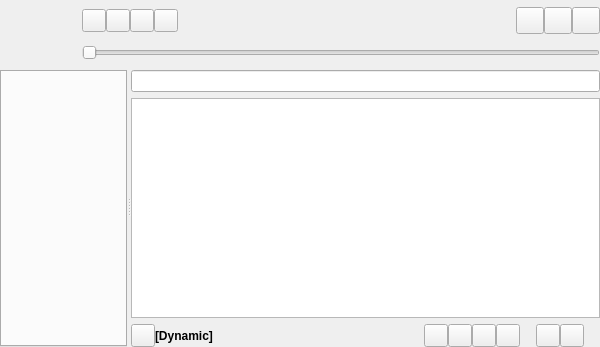
The window that gui/mainwindow.ui (polpo/cantata-mac) describes before a commit, drawn with Qt 5.
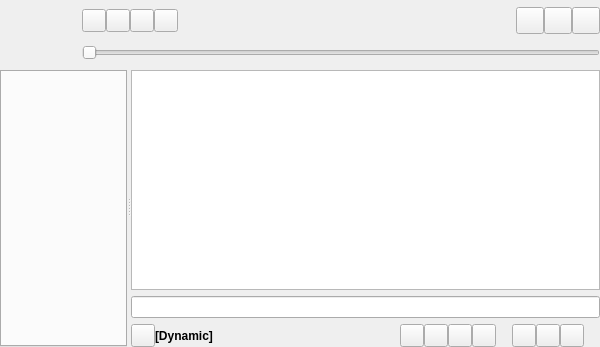
The same window after the commit. Custom widgets are drawn as their Qt base class.

Commit message: Place search fields on bottom of views, and hide by default. Show when Ctrl-F is used for views, and Ctrl-Shift-F for playqueue.

Patch:
```diff
--- a/gui/mainwindow.ui
+++ b/gui/mainwindow.ui
@@ -215,12 +215,12 @@
           </property>
          </spacer>
         </item>
-        <item>
-         <widget class="LineEdit" name="searchPlayQueueLineEdit"/>
-        </item>
         <item>
          <widget class="PlayQueueView" name="playQueue"/>
         </item>
+        <item>
+         <widget class="SearchWidget" name="playQueueSearchWidget"/>
+        </item>
         <item>
          <layout class="QHBoxLayout" name="hlayout">
           <property name="spacing">
@@ -311,6 +311,9 @@
             </property>
            </spacer>
           </item>
+          <item>
+           <widget class="ToolButton" name="searchPlayQueueButton"/>
+          </item>
           <item>
            <widget class="ToolButton" name="savePlayQueueButton"/>
           </item>
@@ -412,6 +415,11 @@
    <extends>QWidget</extends>
    <header>contextwidget.h</header>
   </customwidget>
+  <customwidget>
+   <class>SearchWidget</class>
+   <extends>QLineEdit</extends>
+   <header>searchwidget.h</header>
+  </customwidget>
  </customwidgets>
  <resources/>
  <connections/>
```
The commit also changes 26 other files.
